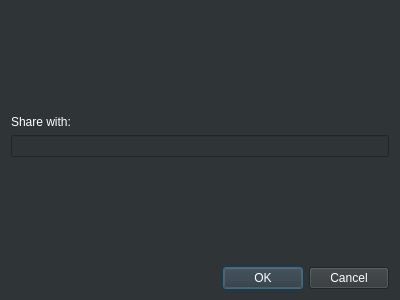
Before: the Qt Designer form filesharedialog.ui in alvi-khan/Marshal, drawn with Qt 5.
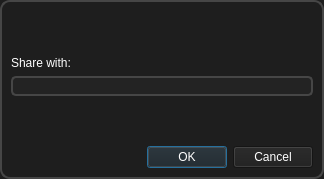
After: the same form once the commit is applied.

What changed in the file:
```diff
--- a/filesharedialog.ui
+++ b/filesharedialog.ui
@@ -6,19 +6,51 @@
    <rect>
     <x>0</x>
     <y>0</y>
-    <width>400</width>
-    <height>300</height>
+    <width>324</width>
+    <height>179</height>
    </rect>
   </property>
   <property name="windowTitle">
    <string>Dialog</string>
   </property>
   <property name="styleSheet">
-   <string notr="true">background-color: rgb(47, 52, 55);
-font: 12pt &quot;Segoe UI&quot;;
-color: rgb(255, 255, 255);</string>
+   <string notr="true">QFrame#frame {
+	border: 1.5px solid rgb(70, 70, 70);
+	border-radius: 10px;
+}
+* {
+	background-color: rgb(30, 30, 30);
+	font: 12pt &quot;Segoe UI&quot;;
+	color: rgb(255, 255, 255);
+}
+QPushButton:hover 
+{ background-color: #3E3E3E; }</string>
   </property>
   <layout class="QVBoxLayout" name="verticalLayout">
+   <property name="spacing">
+    <number>0</number>
+   </property>
+   <property name="leftMargin">
+    <number>0</number>
+   </property>
+   <property name="topMargin">
+    <number>0</number>
+   </property>
+   <property name="rightMargin">
+    <number>0</number>
+   </property>
+   <property name="bottomMargin">
+    <number>0</number>
+   </property>
+   <item>
+    <widget class="QFrame" name="frame">
+     <property name="frameShape">
+      <enum>QFrame::StyledPanel</enum>
+     </property>
+     <property name="frameShadow">
+      <enum>QFrame::Raised</enum>
+     </property>
+     <layout class="QVBoxLayout" name="verticalLayout_2">
    <item>
     <spacer name="verticalSpacer_2">
      <property name="orientation">
@@ -40,7 +72,15 @@
     </widget>
    </item>
    <item>
-    <widget class="QLineEdit" name="username"/>
+       <widget class="QLineEdit" name="username">
+        <property name="styleSheet">
+         <string notr="true">QLineEdit {
+	border: 1.5px solid rgb(70, 70, 70);
+	border-radius: 5px;
+	background-color: rgb(35, 35, 35);
+}</string>
+        </property>
+       </widget>
    </item>
    <item>
     <spacer name="verticalSpacer">
@@ -75,6 +115,9 @@
      <property name="standardButtons">
       <set>QDialogButtonBox::Cancel|QDialogButtonBox::Ok</set>
      </property>
+       </widget>
+      </item>
+     </layout>
     </widget>
    </item>
   </layout>
```
Lines whose indentation alone changed are shown as unchanged.
